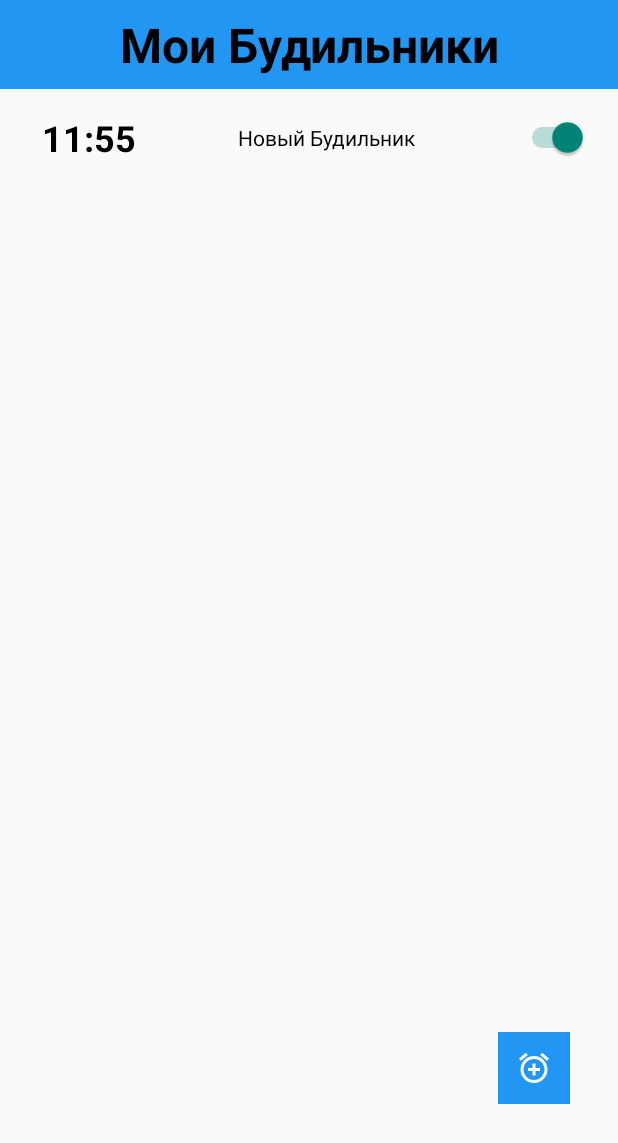
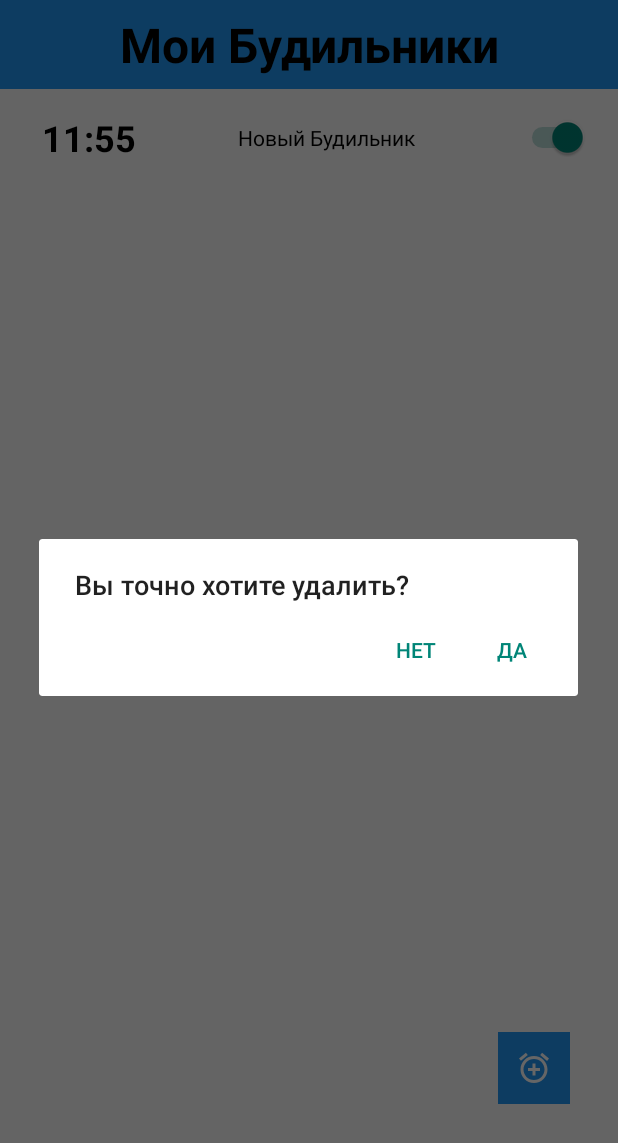
Before and after one commit to fedorov-andrii-andriiovych/Alarm-Clock-XML, an Android app: the fragment MainFragment shown on its own in the app's theme, after a tap on "11:55", on a phone screen of 412 x 824 dp. Shown: the top 1143 px of the screen. Run offline under Robolectric (Android 15) with nearby library versions, the phone set to English and light mode, and no system bars; our stand-ins replace Room's generated code.

Commit message:
add alertDialog when delete alert

```diff
--- a/app/src/main/java/com/fedorov/andrii/andriiovych/alarmclock/adapters/MainAdapter.kt
+++ b/app/src/main/java/com/fedorov/andrii/andriiovych/alarmclock/adapters/MainAdapter.kt
@@ -19,12 +19,10 @@ class MainAdapter(private val alarmActionListener: AlarmActionListener) :
     override fun onClick(v: View) {
         val alarmModel = v.tag as AlarmModel
         when (v.id) {
-//            R.id.deleteCityButton -> {
-//                cityActionListener.onCityDelete(city)
-//            }
-//            else -> {
-//                cityActionListener.onCityDetails(city)
-//            }
+
+            else -> {
+                alarmActionListener.onAlarmDelete(alarmModel)
+            }
         }
     }
 
@@ -44,7 +42,6 @@ class MainAdapter(private val alarmActionListener: AlarmActionListener) :
         val binding = ItemAlarmBinding.inflate(inflater, parent, false)
 
         binding.root.setOnClickListener(this)
-        //  binding.deleteCityButton.setOnClickListener(this)
         return MainViewHolder(binding)
     }
 
@@ -52,7 +49,6 @@ class MainAdapter(private val alarmActionListener: AlarmActionListener) :
         val alarm = alarmModels[position]
         with(holder.binding) {
             holder.itemView.tag = alarm
-            //  deleteCityButton.tag = alarm
             timeTextView.text = alarm.time
             descriptionTextView.text = alarm.description
             switchIsChecked.isChecked = alarm.isChecked
--- a/app/src/main/java/com/fedorov/andrii/andriiovych/alarmclock/fragments/MainFragment.kt
+++ b/app/src/main/java/com/fedorov/andrii/andriiovych/alarmclock/fragments/MainFragment.kt
@@ -1,5 +1,6 @@
 package com.fedorov.andrii.andriiovych.alarmclock.fragments
 
+import android.app.AlertDialog
 import android.os.Bundle
 import android.view.LayoutInflater
 import android.view.View
@@ -29,7 +30,17 @@ class MainFragment : Fragment() {
 
         adapter = MainAdapter(object : AlarmActionListener {
             override fun onAlarmDelete(alarmModel: AlarmModel) {
-                TODO("Not yet implemented")
+                val alertDialogBuilder = AlertDialog.Builder(context)
+                alertDialogBuilder.setTitle("Вы точно хотите удалить?")
+                alertDialogBuilder.setPositiveButton("Да") { dialog, _ ->
+                    viewModel.delete(alarmModel)
+                    dialog.dismiss()
+                }
+                alertDialogBuilder.setNegativeButton("Нет") { dialog, _ ->
+                    dialog.dismiss()
+                }
+                val alertDialog = alertDialogBuilder.create()
+                alertDialog.show()
             }
         })
         val layoutManager = LinearLayoutManager(activity)
```
